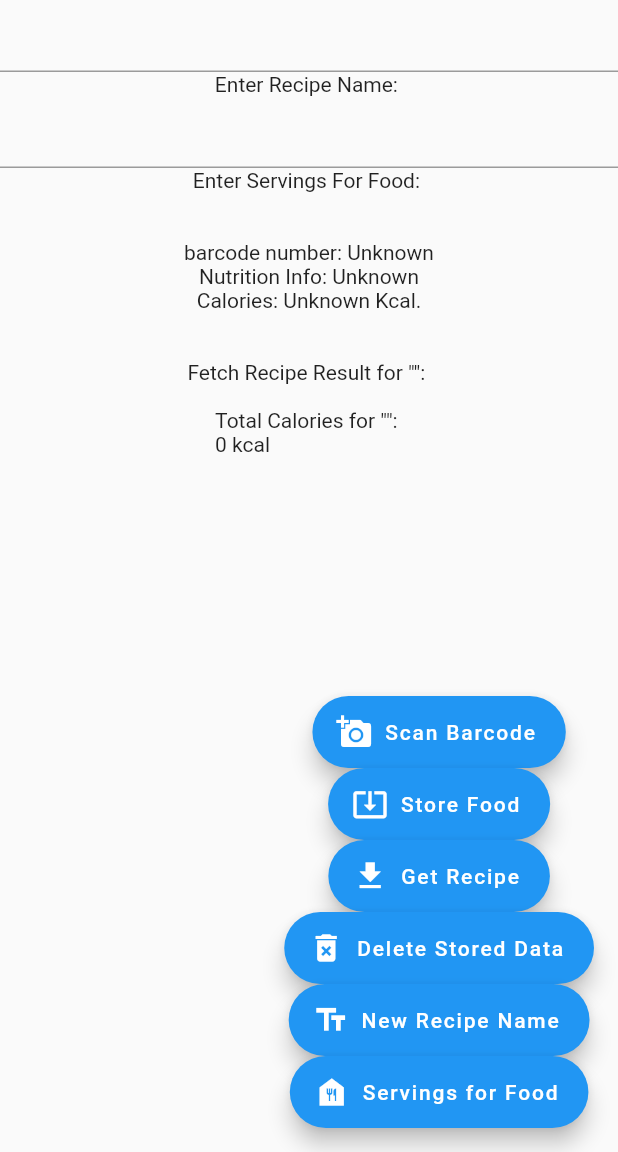
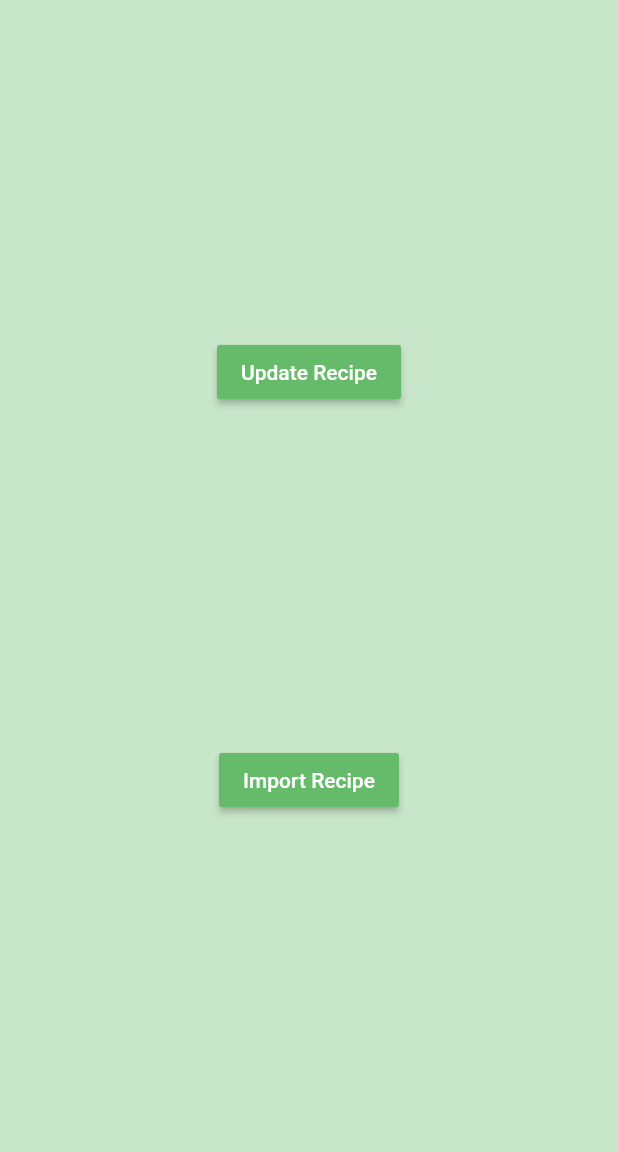
Before and after one commit to changju784/EC463_Mini_Project, a Flutter app: the screen it shows once a user with an empty profile is signed in, on a phone screen of 412 x 824 dp, the part 84-1236 px from its top. Run offline on Flutter 3.47's test engine with Material 2 defaults, Android fonts, the light colour scheme and no system bars; our stand-ins replace cloud_firestore, firebase_auth, firebase_core, firebase_storage, flutter_spinkit; missing offline and left inert: dart:ffi, flutter_barcode_scanner; accounts and stored records are empty.

Commit message:
login page + home screen

```diff
--- a/lib/screens/home/home.dart
+++ b/lib/screens/home/home.dart
@@ -1,256 +1,50 @@
 import 'package:flutter/material.dart';
+import 'package:untitled/screens/home/import_recipe.dart';
+import 'package:untitled/screens/home/update_recipe.dart';
 import 'package:untitled/services/auth.dart';
-import 'dart:ffi';
-import 'dart:async';
-import 'package:flutter/material.dart';
-import 'package:flutter/services.dart';
-import 'package:flutter_barcode_scanner/flutter_barcode_scanner.dart';
-import 'package:http/http.dart' as http;
-import 'dart:convert';
-import 'package:cloud_firestore/cloud_firestore.dart';
-import 'package:firebase_auth/firebase_auth.dart';
-import 'package:firebase_storage/firebase_storage.dart';
-import 'package:firebase_core/firebase_core.dart';
 
-const API_PREFIX = 'k7OIzZdhsCq7Ugqfl8kHX6XDrBjFFhvTY0PfDXkz';
-
-// class Home extends StatelessWidget {
-//   // const Home({Key? key}) : super(key: key);
-//   final AuthService _auth = AuthService();
-//
-//   @override
-//   Widget build(BuildContext context) {
-//     return Scaffold(
-//         backgroundColor: Colors.green[50],
-//         appBar: AppBar(
-//           title: Text('Food Scanner'),
-//           backgroundColor: Colors.green[400],
-//           elevation: 0.0,
-//           actions: <Widget>[
-//             FlatButton.icon(
-//               icon: Icon(Icons.person),
-//               label: Text('logout'),
-//               onPressed: () async {
-//                 await _auth.signOut();
-//               },
-//             )
-//           ],
-//         )
-//     );
-//   }
-// }
-
-
-
-/////////////////////////////////////////////
-
-
-
-class Home extends StatefulWidget {
-  Home({Key? key, required this.title}) : super(key: key);
-
-
-  final String title;
-
-  @override
-  _HomeState createState() => _HomeState();
-}
-
-class _HomeState extends State<Home> {
+class Home extends StatelessWidget {
   final AuthService _auth = AuthService();
-  String fdcID = 'Unknown';
-  String nutInfo = 'Unknown';
-  String calories = 'Unknown';
-  String barcodeScan = 'Unknown';
-  String recipeName = '';
-  String servingsNum = 'Unknown';
-  var totalCal = 0;
-
-  final fireStore = FirebaseFirestore.instance;
-
-  var fName = null;
-  var cName = null;
-  var sName = null;
-  String fin_al = '';
-
-
-  final textInput = TextEditingController();
-  final servings = TextEditingController();
-  @override
-  void dispose() {
-    textInput.dispose();
-    servings.dispose();
-    super.dispose();
-  }
-
 
   @override
   Widget build(BuildContext context) {
     return Scaffold(
+      backgroundColor: Colors.green[100],
       appBar: AppBar(
         title: Text('Food Scanner'),
         backgroundColor: Colors.green[400],
         elevation: 0.0,
         actions: <Widget>[
-          FlatButton.icon(
-            icon: Icon(Icons.person),
-            label: Text('logout'),
-            onPressed: () async {
-              await _auth.signOut();
-            },
-          )
-        ],),
+          FlatButton.icon(onPressed: () async{await _auth.signOut();}, icon: Icon(Icons.person), label: Text('logout'),)
+        ]
+      ),
       body: Center(
         child: Column(
-          mainAxisAlignment: MainAxisAlignment.start,
+          mainAxisAlignment: MainAxisAlignment.spaceEvenly,
           children: <Widget>[
-            TextField(controller: textInput,),
-            Text('Enter Recipe Name: ',
-              // style: Theme.of(context).textTheme.headline4,
+            RaisedButton(
+                color: Colors.green[400],
+                child: Text('Update Recipe', style: TextStyle(color: Colors.white),),
+                onPressed: (){
+                  Navigator.push(
+                    context,
+                    MaterialPageRoute(builder: (context) => Update_Recipe()),
+                  );
+                }
             ),
-
-            TextField(controller: servings,),
-            Text('Enter Servings For Food: ',
-              // style: Theme.of(context).textTheme.headline4,
+            RaisedButton(
+                color: Colors.green[400],
+                child: Text('Import Recipe', style: TextStyle(color: Colors.white),),
+                onPressed: (){
+                  Navigator.push(
+                    context,
+                    MaterialPageRoute(builder: (context) => Import_Recipe()),
+                  );
+                }
             ),
-            Text(
-                '\n\nbarcode number: $barcodeScan'),
-            Text(
-              'Nutrition Info: $nutInfo',),
-            // Text(
-            //   'Servings: $servingsNum',
-            //   style: Theme.of(context).textTheme.headline4,
-            // ),
-            Text(
-                'Calories: $calories Kcal.\n\n'
-            ),
-            Text(
-                'Fetch Recipe Result for "$recipeName": \n$fin_al'
-            ),
-            Text(
-                'Total Calories for "$recipeName": \n$totalCal kcal'
-            )
-          ],
-        ),
-      ),
-
-
-      floatingActionButton: Column(
-          mainAxisAlignment: MainAxisAlignment.end,
-          children: [
-            FloatingActionButton.extended(
-                icon: Icon(Icons.add_a_photo),
-                onPressed: scanBarcode,
-                label: Text('Scan Barcode')
-            ),
-            FloatingActionButton.extended(
-              icon: Icon(Icons.system_update_tv),
-              onPressed: updateData,
-              label: Text('Store Food'),
-            ),
-            FloatingActionButton.extended(
-              icon: Icon(Icons.get_app),
-              onPressed: getList,
-              label: Text('Get Recipe'),
-            ),
-            FloatingActionButton.extended(
-              icon: Icon(Icons.delete_forever),
-              onPressed: delData,
-              label: Text('Delete Stored Data'),
-            ),
-            FloatingActionButton.extended(
-              icon: Icon(Icons.text_fields),
-              onPressed: () {
-                recipeName = textInput.text.toString();
-                showDialog(
-                  context: context,
-                  builder: (context) {
-                    return AlertDialog(content: Text('New Recipe Applied!'));
-                  },
-                );
-              },
-              label: Text('New Recipe Name'),
-            ),
-            FloatingActionButton.extended(
-                icon: Icon(Icons.food_bank),
-                onPressed: () {
-                  servingsNum = servings.text.toString();
-                  showDialog(
-                    context: context,
-                    builder: (context) {
-                      return AlertDialog(content: Text('Number of Servings Applied!'));
-                    },
-                  );
-                },
-                label: Text('Servings for Food')),
           ]
-      ),
+        )
+      )
     );
   }
-  Future<void> scanBarcode() async {
-    try {
-      final barcodeScan = await FlutterBarcodeScanner.scanBarcode(
-        "#ff6666",
-        "Cancel",
-        true,
-        ScanMode.BARCODE,
-      );
-
-      if (!mounted) return;
-
-      setState(() {
-        this.barcodeScan = barcodeScan;
-      });
-    } on PlatformException {
-      barcodeScan = 'Failed to get platform version.';
-    }
-    getNutrition();
-  }
-
-  Future<void> getNutrition() async {
-    var response = await http.get(Uri.parse('https://api.nal.usda.gov/fdc/v1/foods/search?query=$barcodeScan&api_key=' + API_PREFIX));
-    var nut = jsonDecode(response.body);
-    fdcID = nut['foods'][0]['fdcId'].toString();
-    nutInfo = nut['foods'][0]['description'].toString();
-    calories = nut['foods'][0]['foodNutrients'][3]['value'].toString();
-
-    setState(() {});
-  }
-
-  Future<void> updateData() async {
-    fireStore.collection(recipeName).doc(nutInfo).set(
-        {
-          "Product" : "$nutInfo",
-          "Calories" : (int.parse(servingsNum)*int.parse(calories)).toString(),
-          "FDC ID" : "$fdcID",
-          "servings " : "$servingsNum"
-        },
-        SetOptions(merge: true)).then((_){
-      print(recipeName);
-    });
-  }
-
-  Future<void> getList() async {
-
-    fireStore.collection(recipeName).get().then((querySnapshot) {
-      querySnapshot.docs.forEach((result) {
-        fName = result.data()['Product'];
-        sName = result.data()['servings '];
-        cName = result.data()['Calories'];
-        fin_al += '$fName  :  Servings: $sName  :  $cName kcal\n';
-
-        totalCal += int.parse(cName);
-
-      });
-    });
-
-    setState(() {});
-  }
-
-
-  Future<void> delData() async {
-    // fireStore.collection(recipeName).doc(nutInfo).delete().then((_) {});
-    fin_al = '';
-    totalCal = 0;
-  }
 }
--- /dev/null
+++ b/lib/screens/home/import_recipe.dart
@@ -0,0 +1,22 @@
+import 'package:flutter/material.dart';
+
+class Import_Recipe extends StatefulWidget {
+  const Import_Recipe({Key? key}) : super(key: key);
+
+  @override
+  _Import_RecipeState createState() => _Import_RecipeState();
+}
+
+class _Import_RecipeState extends State<Import_Recipe> {
+  @override
+  Widget build(BuildContext context) {
+    return Scaffold(
+        appBar: AppBar(
+          title: Text('Import Recipe'),
+          backgroundColor: Colors.green[400],
+          elevation: 0.0,
+
+        )
+    );
+  }
+}
--- /dev/null
+++ b/lib/screens/home/update_recipe.dart
@@ -0,0 +1,22 @@
+import 'package:flutter/material.dart';
+
+class Update_Recipe extends StatefulWidget {
+  const Update_Recipe({Key? key}) : super(key: key);
+
+  @override
+  _Update_RecipeState createState() => _Update_RecipeState();
+}
+
+class _Update_RecipeState extends State<Update_Recipe> {
+  @override
+  Widget build(BuildContext context) {
+    return Scaffold(
+      appBar: AppBar(
+        title: Text('Update Recipe'),
+        backgroundColor: Colors.green[400],
+        elevation: 0.0,
+
+      )
+    );
+  }
+}
--- a/lib/screens/wrapper.dart
+++ b/lib/screens/wrapper.dart
@@ -17,7 +17,7 @@ class Wrapper extends StatelessWidget {
     if (user == null) {
       return Authenticate();
     } else {
-      return Home(title: 'Food Scanner');
+      return Home();
     }
   }
 }
```
